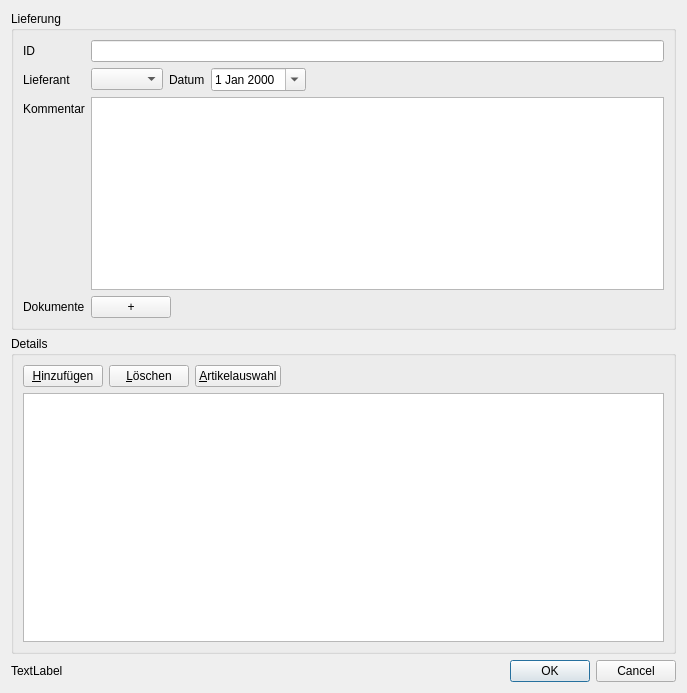
Before: the Qt Designer form ui/forms/lieferungDetailForm.ui in flurl/lagerManager, drawn with Qt 5.
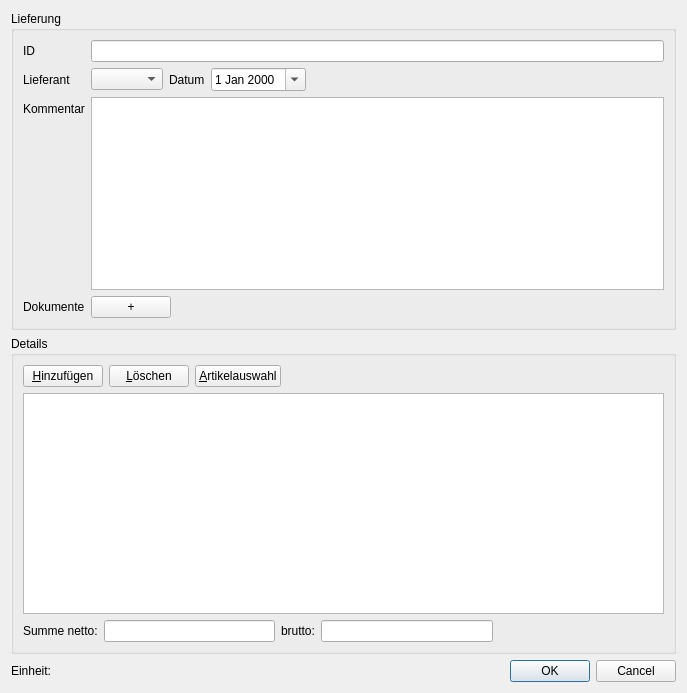
After: the same form once the commit is applied.

Commit message: der steuersatz der einzelnen lieferung details wird zusätzlich zum netto-einkaufspreis gespeichert sowie auch die gesamtsumme der lieferungen. Die gesamtsumme wird nun  in der lieferungdetail form angezeigt

The edit to the form file:
```diff
--- a/ui/forms/lieferungDetailForm.ui
+++ b/ui/forms/lieferungDetailForm.ui
@@ -151,6 +151,47 @@
       <item>
        <widget class="QTableView" name="tableView_details"/>
       </item>
+      <item>
+       <layout class="QHBoxLayout" name="horizontalLayout_3">
+        <item>
+         <widget class="QLabel" name="label_2">
+          <property name="text">
+           <string>Summe netto:</string>
+          </property>
+         </widget>
+        </item>
+        <item>
+         <widget class="QLineEdit" name="lineEdit_totalNet">
+          <property name="readOnly">
+           <bool>true</bool>
+          </property>
+         </widget>
+        </item>
+        <item>
+         <widget class="QLabel" name="label_5">
+          <property name="text">
+           <string>brutto:</string>
+          </property>
+         </widget>
+        </item>
+        <item>
+         <widget class="QLineEdit" name="lineEdit_totalGross"/>
+        </item>
+        <item>
+         <spacer name="horizontalSpacer">
+          <property name="orientation">
+           <enum>Qt::Horizontal</enum>
+          </property>
+          <property name="sizeHint" stdset="0">
+           <size>
+            <width>40</width>
+            <height>20</height>
+           </size>
+          </property>
+         </spacer>
+        </item>
+       </layout>
+      </item>
      </layout>
     </widget>
    </item>
@@ -159,7 +200,7 @@
      <item>
       <widget class="QLabel" name="label_unit">
        <property name="text">
-        <string>TextLabel</string>
+        <string>Einheit:</string>
        </property>
       </widget>
      </item>
```
The commit also changes 3 other files.
